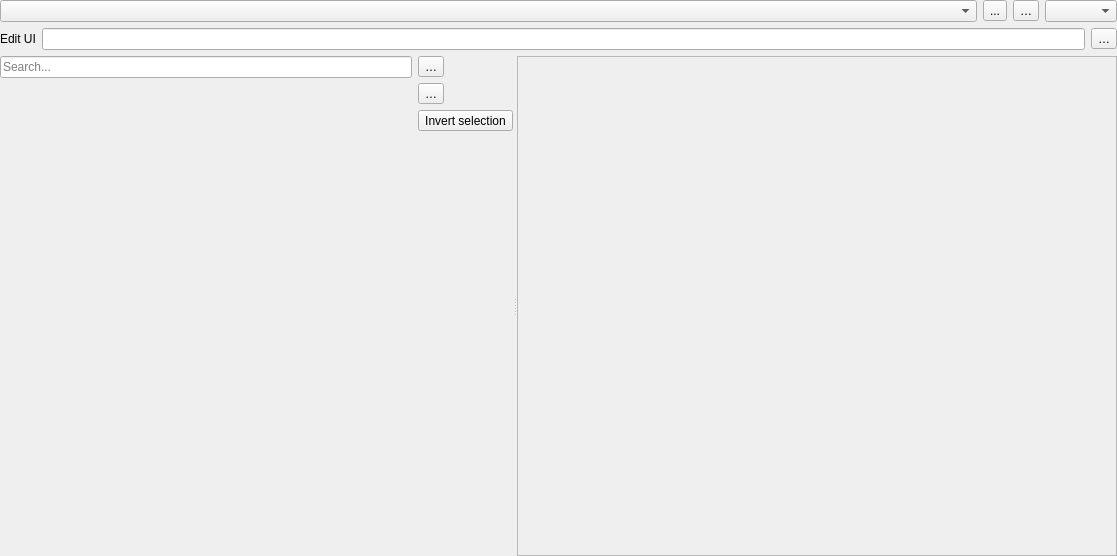
Old version of the form src/ui/qgsattributesformproperties.ui in the repository carsmie/QGIS.
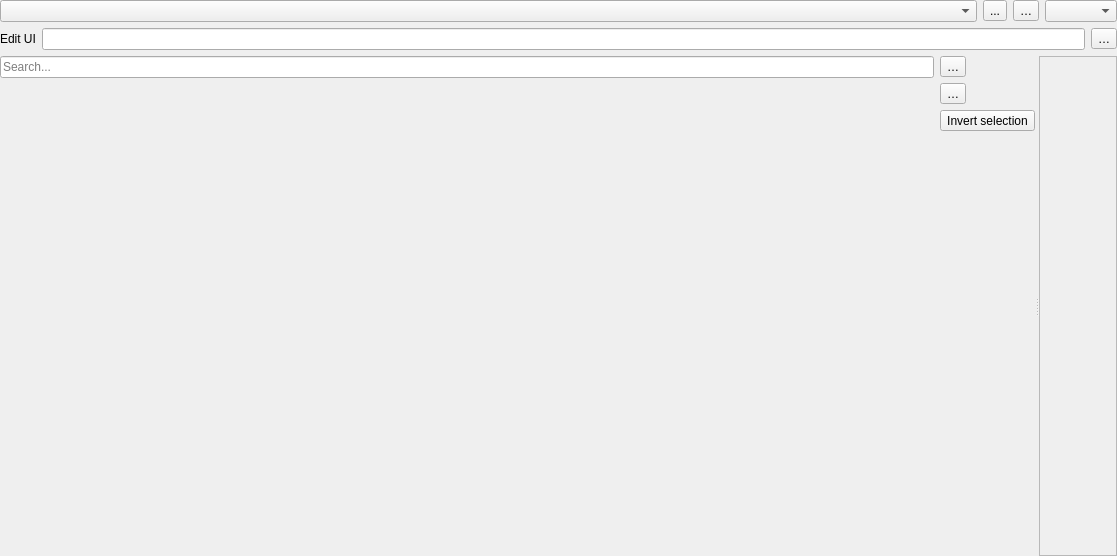
New version of the form. Icons and pictures are not drawn. Custom widgets are drawn as their Qt base class.

Commit message: Fix #29881 and fix #26736, as well as other UI adjustments

Diff of the .ui file:
```diff
--- a/src/ui/qgsattributesformproperties.ui
+++ b/src/ui/qgsattributesformproperties.ui
@@ -140,7 +140,7 @@
       <enum>Qt::Horizontal</enum>
      </property>
      <widget class="QWidget" name="widget" native="true">
-      <layout class="QGridLayout" name="gridLayout_3" columnstretch="1,1,0">
+      <layout class="QGridLayout" name="gridLayout_3" columnstretch="0,0,0">
        <property name="leftMargin">
         <number>0</number>
        </property>
@@ -230,7 +230,7 @@
            </property>
            <property name="sizeHint" stdset="0">
             <size>
-             <width>20</width>
+             <width>0</width>
              <height>40</height>
             </size>
            </property>
@@ -241,7 +241,7 @@
        <item row="1" column="0">
         <widget class="QWidget" name="mAvailableWidgetsWidget" native="true">
          <property name="sizePolicy">
-          <sizepolicy hsizetype="Preferred" vsizetype="Expanding">
+          <sizepolicy hsizetype="Expanding" vsizetype="Expanding">
            <horstretch>0</horstretch>
            <verstretch>0</verstretch>
           </sizepolicy>
@@ -257,7 +257,7 @@
        <item row="1" column="1">
         <widget class="QWidget" name="mFormLayoutWidget" native="true">
          <property name="sizePolicy">
-          <sizepolicy hsizetype="Preferred" vsizetype="Expanding">
+          <sizepolicy hsizetype="Expanding" vsizetype="Expanding">
            <horstretch>0</horstretch>
            <verstretch>0</verstretch>
           </sizepolicy>
@@ -273,11 +273,11 @@
       </layout>
      </widget>
      <widget class="QgsScrollArea" name="scrollArea_2">
-      <property name="minimumSize">
-       <size>
-        <width>600</width>
-        <height>0</height>
-       </size>
+      <property name="sizePolicy">
+       <sizepolicy hsizetype="Expanding" vsizetype="Expanding">
+        <horstretch>0</horstretch>
+        <verstretch>0</verstretch>
+       </sizepolicy>
       </property>
       <property name="widgetResizable">
        <bool>true</bool>
@@ -287,13 +287,19 @@
         <rect>
          <x>0</x>
          <y>0</y>
-         <width>598</width>
-         <height>492</height>
+         <width>87</width>
+         <height>488</height>
         </rect>
        </property>
        <layout class="QGridLayout" name="gridLayout_4">
         <item row="0" column="0">
          <widget class="QWidget" name="mAttributeTypeFrame" native="true">
+          <property name="sizePolicy">
+           <sizepolicy hsizetype="Expanding" vsizetype="Expanding">
+            <horstretch>0</horstretch>
+            <verstretch>0</verstretch>
+           </sizepolicy>
+          </property>
           <layout class="QGridLayout" name="gridLayout_2"/>
          </widget>
         </item>
```
Left out of the diff: 2 changed lines with no effect on the pictures. The commit also changes 1 other file.
